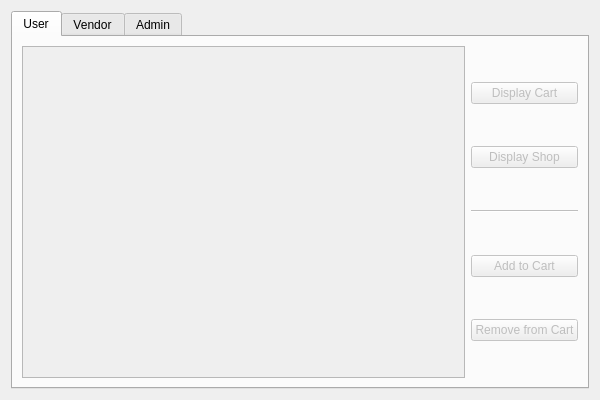
Qt form workplacewidget.ui (JoiNNewtany/Qt-Shop-Database) before a commit.
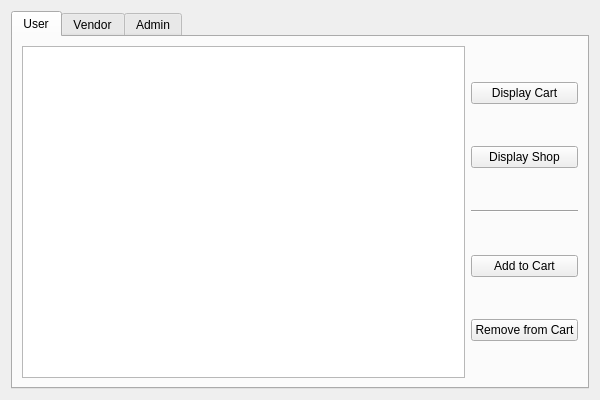
The same form after that commit.

Diff of the .ui file:
```diff
--- a/workplacewidget.ui
+++ b/workplacewidget.ui
@@ -33,7 +33,7 @@
      </property>
      <widget class="QWidget" name="userPage">
       <property name="enabled">
-       <bool>false</bool>
+       <bool>true</bool>
       </property>
       <attribute name="title">
        <string>User</string>
```
Left out of the diff: 8 changed lines with no effect on the pictures.
